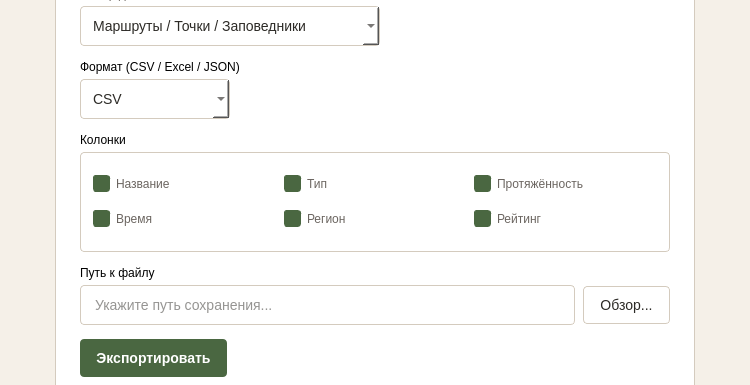
Qt form ui/windows/export_data_window.ui (nikolas-po/legends_parma) before a commit; both pictures show x 211 to 961 and y 135 to 520 of the 1172 by 697 pixel window.
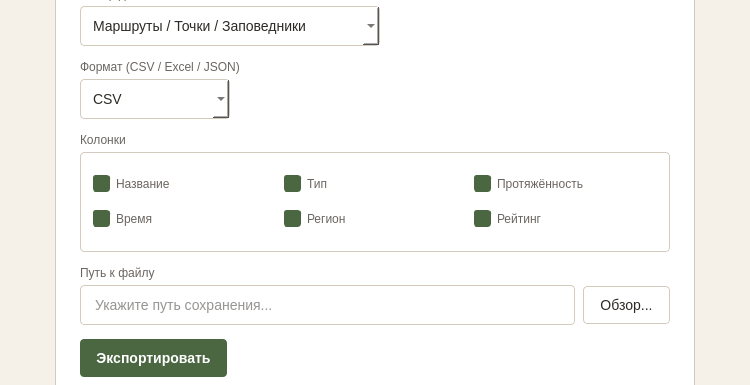
The same form after that commit. Icons and pictures are not drawn.

```diff
--- a/ui/windows/export_data_window.ui
+++ b/ui/windows/export_data_window.ui
@@ -20,10 +20,11 @@
 #logout_btn { background-color: transparent; color: #F5F0E8; border: 1px solid rgba(255, 255, 255, 0.25); padding: 3px 10px; font-size: 12px; border-radius: 4px; }
 #logout_btn:hover { background-color: rgba(255, 255, 255, 0.08); border: 1px solid rgba(255, 255, 255, 0.4); }
 #logout_btn:pressed { background-color: rgba(255, 255, 255, 0.12); border: 1px solid rgba(255, 255, 255, 0.5); }
+#logout_btn:focus { border: 1px dashed #F5F0E8; }
 
 #formCard { background-color: #FFFFFF; border: 1px solid #D4CBBE; border-radius: 4px; }
 #lbl_form_title { font-size: 16px; font-weight: 600; color: #2C2A26; }
-#fieldLabel { font-size: 12px; color: #6B6560; }
+#lbl_dataset, #lbl_format, #lbl_columns, #lbl_path { font-size: 12px; color: #6B6560; }
 
 QLineEdit, QComboBox { padding: 10px 12px; font-size: 14px; border-radius: 4px; border: 1px solid #D4CBBE; background-color: #FFFFFF; color: #2C2A26; }
 QLineEdit:hover, QComboBox:hover { border: 1px solid #B8AE9E; }
@@ -167,11 +168,7 @@
          <item>
           <layout class="QVBoxLayout" name="datasetLayout">
            <property name="spacing"><number>5</number></property>
-           <item>
-            <widget class="QLabel" name="fieldLabel">
-             <property name="text"><string>Набор данных</string></property>
-            </widget>
-           </item>
+           <item><widget class="QLabel" name="lbl_dataset"><property name="text"><string>Набор данных</string></property></widget></item>
            <item>
             <widget class="QComboBox" name="comboDataset">
              <property name="maximumSize"><size><width>300</width><height>16777215</height></size></property>
@@ -186,11 +183,7 @@
          <item>
           <layout class="QVBoxLayout" name="formatLayout">
            <property name="spacing"><number>5</number></property>
-           <item>
-            <widget class="QLabel" name="fieldLabel">
-             <property name="text"><string>Формат (CSV / Excel / JSON)</string></property>
-            </widget>
-           </item>
+           <item><widget class="QLabel" name="lbl_format"><property name="text"><string>Формат (CSV / Excel / JSON)</string></property></widget></item>
            <item>
             <widget class="QComboBox" name="comboFormat">
              <property name="maximumSize"><size><width>150</width><height>16777215</height></size></property>
@@ -204,11 +197,7 @@
          <item>
           <layout class="QVBoxLayout" name="columnsLayout">
            <property name="spacing"><number>5</number></property>
-           <item>
-            <widget class="QLabel" name="fieldLabel">
-             <property name="text"><string>Колонки</string></property>
-            </widget>
-           </item>
+           <item><widget class="QLabel" name="lbl_columns"><property name="text"><string>Колонки</string></property></widget></item>
            <item>
             <widget class="QFrame" name="columnsFrame">
              <property name="minimumSize"><size><width>0</width><height>100</height></size></property>
@@ -262,11 +251,7 @@
          <item>
           <layout class="QVBoxLayout" name="pathLayout">
            <property name="spacing"><number>5</number></property>
-           <item>
-            <widget class="QLabel" name="fieldLabel">
-             <property name="text"><string>Путь к файлу</string></property>
-            </widget>
-           </item>
+           <item><widget class="QLabel" name="lbl_path"><property name="text"><string>Путь к файлу</string></property></widget></item>
            <item>
             <layout class="QHBoxLayout" name="pathInputLayout">
              <property name="spacing"><number>8</number></property>
@@ -341,7 +326,7 @@
       <property name="sizeHint" stdset="0"><size><width>20</width><height>40</height></size></property>
      </spacer>
     </item>
-    <item alignment="Qt::AlignHCenter">
+    <item alignment="Qt::AlignmentFlag::AlignHCenter">
      <widget class="QTabWidget" name="tabWidget">
       <property name="sizePolicy"><sizepolicy hsizetype="Maximum" vsizetype="Fixed"><horstretch>0</horstretch><verstretch>0</verstretch></sizepolicy></property>
       <property name="minimumSize"><size><width>0</width><height>44</height></size></property>
```
